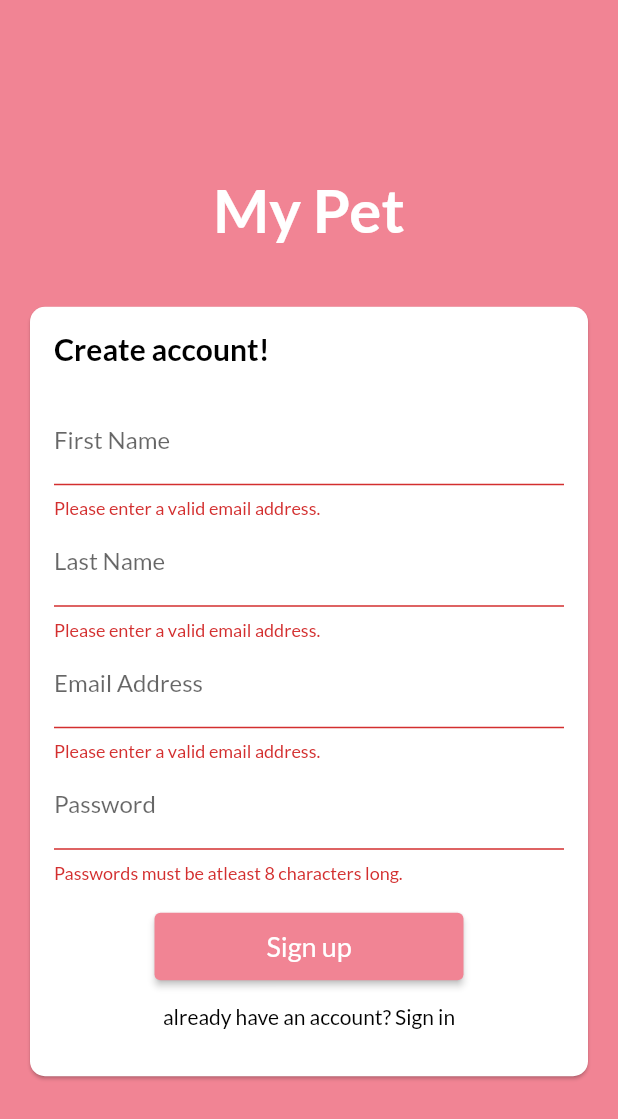
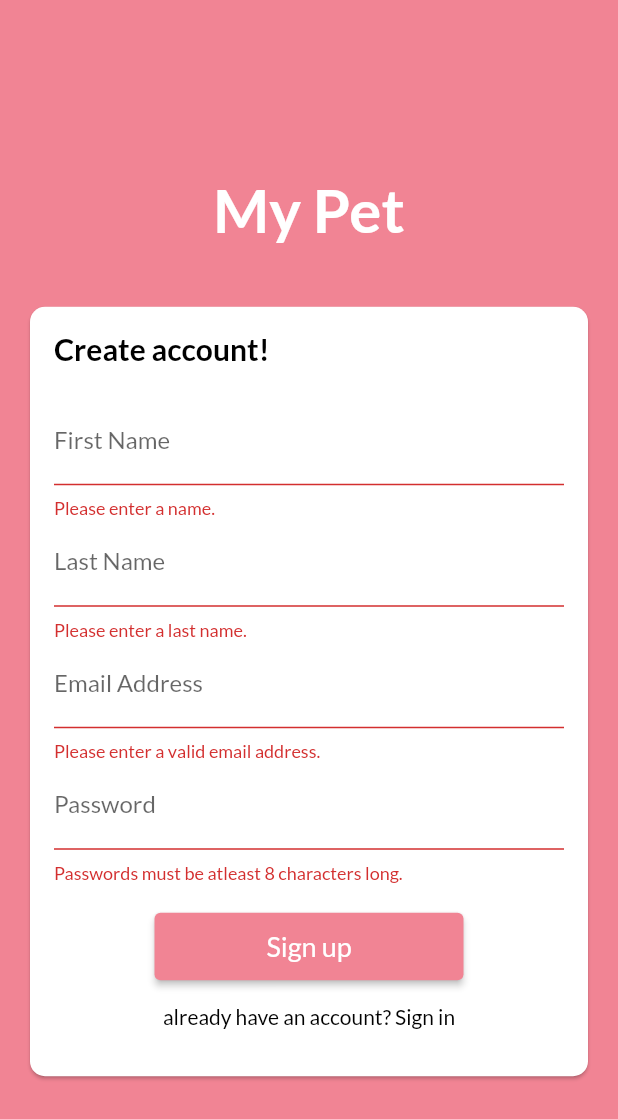
Before and after one commit to HarshadVare/pet_app, a Flutter app: the screen it shows after launch, after a tap on "Log in", after a tap on "Create an account", after a tap on "Sign up", on a phone screen of 412 x 824 dp. Shown: the top 1119 px of the screen. Run offline on Flutter 3.47's test engine with Material 2 defaults, Android fonts, the phone set to English and light mode, and no system bars; our stand-ins replace firebase_core, image_picker, shared_preferences; accounts and stored records are empty; network calls fail.

Commit message:
add comment

```diff
--- a/lib/providers/auth.dart
+++ b/lib/providers/auth.dart
@@ -113,5 +113,6 @@ class Auth with ChangeNotifier {
     }
     final timeToExpiray = _expirayDate!.difference(DateTime.now()).inSeconds;
     _authTimer = Timer(Duration(seconds: timeToExpiray), logout);
+    //dio
   }
 }
--- a/lib/screens/auth_screen.dart
+++ b/lib/screens/auth_screen.dart
@@ -53,6 +53,7 @@ class _AuthScreenState extends State<AuthScreen> {
     try {
       if (_isLogin) {
         //log user in
+
         await Provider.of<Auth>(context, listen: false)
             .signin(_enteredEmail, _enteredPassword);
       } else {
@@ -140,7 +141,7 @@ class _AuthScreenState extends State<AuthScreen> {
                           // textCapitalization: TextCapitalization.none,
                           validator: (value) {
                             if (value == null || value.trim().isEmpty) {
-                              return 'Please enter a valid email address.';
+                              return 'Please enter a name.';
                             }
                             return null;
                           },
@@ -158,7 +159,7 @@ class _AuthScreenState extends State<AuthScreen> {
                           // textCapitalization: TextCapitalization.none,
                           validator: (value) {
                             if (value == null || value.trim().isEmpty) {
-                              return 'Please enter a valid email address.';
+                              return 'Please enter a last name.';
                             }
                             return null;
                           },
@@ -221,7 +222,7 @@ class _AuthScreenState extends State<AuthScreen> {
                               ),
                               child: Text(
                                 _isLogin ? 'Log in' : 'Sign up',
-                                style: TextStyle(fontSize: 18),
+                                style: const TextStyle(fontSize: 18),
                               ),
                             ),
                           ),
--- a/lib/screens/home_screen.dart
+++ b/lib/screens/home_screen.dart
@@ -94,9 +94,10 @@ class _HomeScreenState extends State<HomeScreen> {
                                 )));
                       },
                       child: Image.memory(
+                        filterQuality: FilterQuality.high,
                         base64Decode(_pet[i].imageUrl),
-                        // width: 50,
-                        // height: 50,
+                        width: 50,
+                        height: 50,
                         fit: BoxFit.cover,
                       ),
                     )),
--- a/pubspec.yaml
+++ b/pubspec.yaml
@@ -42,6 +42,7 @@ dependencies:
   cloud_firestore: ^4.8.3
   firebase_core: ^2.15.0
   image_picker: ^1.0.1
+  cached_network_image: ^3.0.0
 
 dev_dependencies:
   flutter_test:
```
Also changed, not shown: lib/screens/add_pet.dart (+7 -4 lines), 1 other file.
